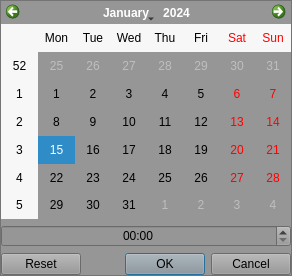
This is widget/editor/qwmdatetimeeditor.ui in alleindrach/QWellMan as Qt 5 draws it before an edit. The edited form follows.
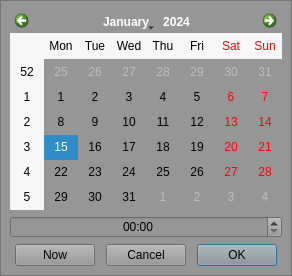
This is the edited form.

Patch:
```diff
--- a/widget/editor/qwmdatetimeeditor.ui
+++ b/widget/editor/qwmdatetimeeditor.ui
@@ -1,7 +1,7 @@
 <?xml version="1.0" encoding="UTF-8"?>
 <ui version="4.0">
  <class>QWMDateTimeEditor</class>
- <widget class="QWidget" name="QWMDateTimeEditor">
+ <widget class="QDialog" name="QWMDateTimeEditor">
   <property name="geometry">
    <rect>
     <x>0</x>
@@ -49,38 +49,95 @@
      <property name="lineWidth">
       <number>2</number>
      </property>
-     <layout class="QVBoxLayout" name="verticalLayout_3">
-      <property name="leftMargin">
-       <number>0</number>
-      </property>
-      <property name="topMargin">
-       <number>0</number>
-      </property>
-      <property name="rightMargin">
-       <number>0</number>
-      </property>
-      <property name="bottomMargin">
-       <number>0</number>
-      </property>
+     <layout class="QVBoxLayout" name="verticalLayout">
       <item>
-       <layout class="QVBoxLayout" name="verticalLayout">
+       <widget class="QCalendarWidget" name="calendarWidget">
+        <property name="firstDayOfWeek">
+         <enum>Qt::Monday</enum>
+        </property>
+       </widget>
+      </item>
+      <item>
+       <widget class="QTimeEdit" name="timeEdit">
+        <property name="alignment">
+         <set>Qt::AlignCenter</set>
+        </property>
+        <property name="displayFormat">
+         <string>hh:mm</string>
+        </property>
+       </widget>
+      </item>
+      <item>
+       <layout class="QHBoxLayout" name="horizontalLayout">
         <item>
-         <widget class="QCalendarWidget" name="calendarWidget"/>
+         <widget class="QPushButton" name="btnReset">
+          <property name="sizePolicy">
+           <sizepolicy hsizetype="Fixed" vsizetype="Fixed">
+            <horstretch>0</horstretch>
+            <verstretch>0</verstretch>
+           </sizepolicy>
+          </property>
+          <property name="styleSheet">
+           <string notr="true">color:black;</string>
+          </property>
+          <property name="text">
+           <string>Now</string>
+          </property>
+          <property name="shortcut">
+           <string>Esc</string>
+          </property>
+          <property name="autoDefault">
+           <bool>false</bool>
+          </property>
+          <property name="default">
+           <bool>false</bool>
+          </property>
+         </widget>
         </item>
         <item>
-         <widget class="QTimeEdit" name="timeEdit">
-          <property name="alignment">
-           <set>Qt::AlignCenter</set>
+         <widget class="QPushButton" name="btnCancel">
+          <property name="sizePolicy">
+           <sizepolicy hsizetype="Fixed" vsizetype="Fixed">
+            <horstretch>0</horstretch>
+            <verstretch>0</verstretch>
+           </sizepolicy>
           </property>
-          <property name="displayFormat">
-           <string>hh:mm</string>
+          <property name="styleSheet">
+           <string notr="true">color:black;</string>
           </property>
+          <property name="text">
+           <string>Cancel</string>
+          </property>
+          <property name="shortcut">
+           <string>Esc</string>
+          </property>
+          <property name="autoDefault">
+           <bool>false</bool>
+          </property>
+          <property name="default">
+           <bool>false</bool>
+          </property>
          </widget>
         </item>
         <item>
-         <widget class="QDialogButtonBox" name="buttonBox">
-          <property name="standardButtons">
-           <set>QDialogButtonBox::Cancel|QDialogButtonBox::Ok|QDialogButtonBox::Reset</set>
+         <widget class="QPushButton" name="btnOK">
+          <property name="sizePolicy">
+           <sizepolicy hsizetype="Fixed" vsizetype="Fixed">
+            <horstretch>0</horstretch>
+            <verstretch>0</verstretch>
+           </sizepolicy>
+          </property>
+          <property name="styleSheet">
+           <string notr="true">color:black;</string>
+          </property>
+          <property name="text">
+           <string>OK</string>
+          </property>
+          <property name="autoDefault">
+           <bool>true</bool>
+          </property>
+          <property name="default">
+           <bool>true</bool>
           </property>
          </widget>
         </item>
```
Left out of the diff: 3 changed lines with no effect on the pictures.
